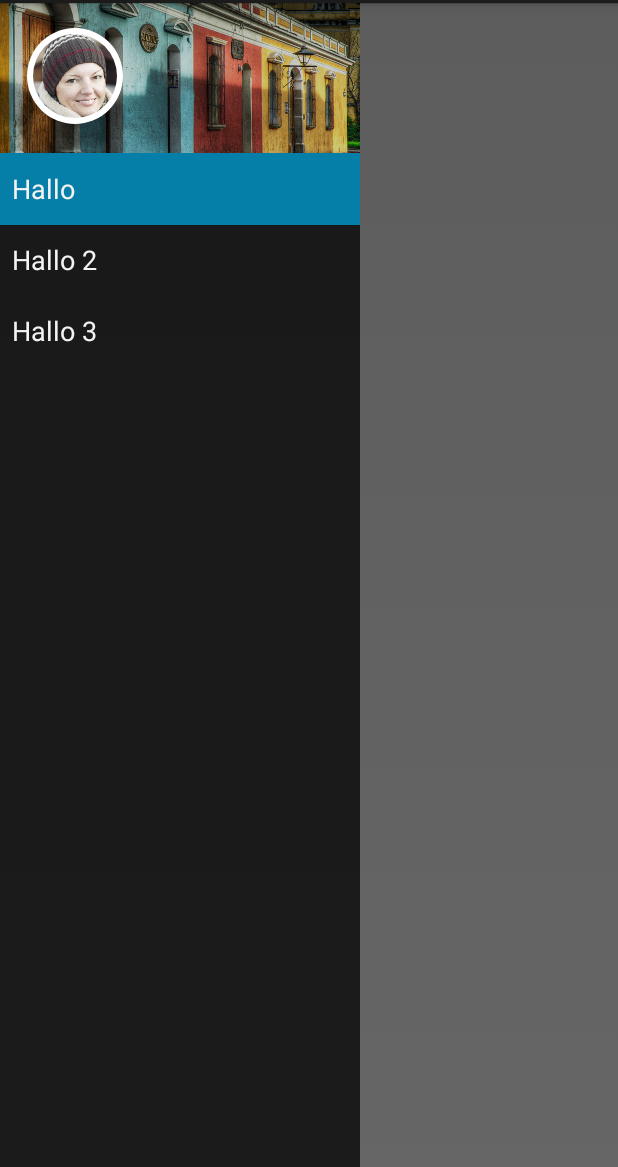
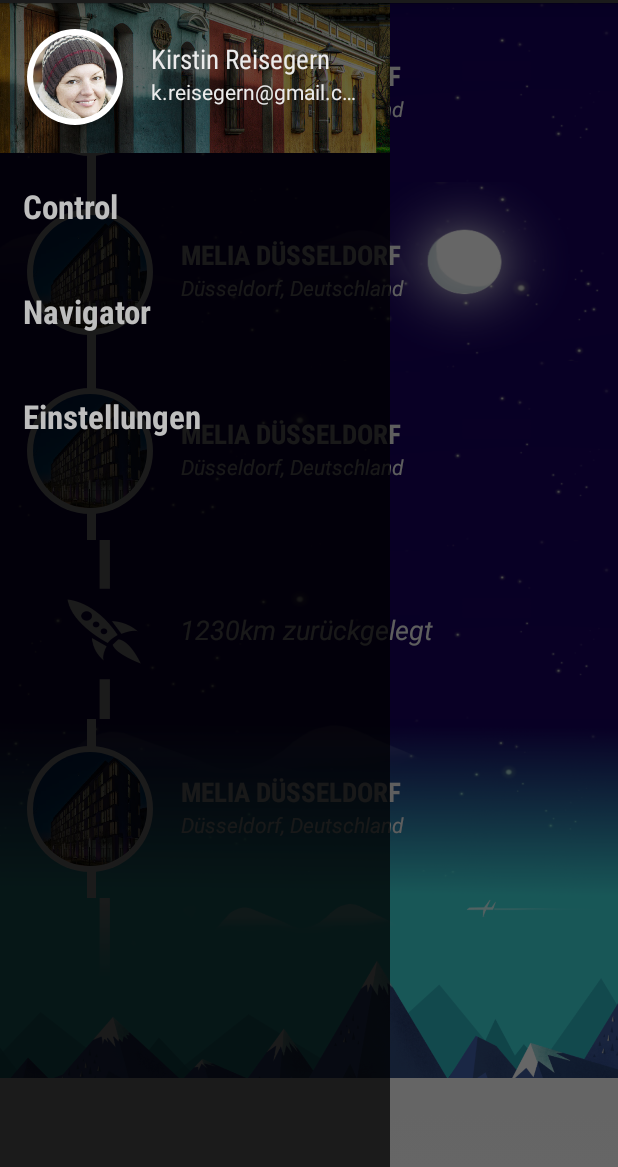
Before and after one commit to graetzer/fly2moon, an Android app: the screen it shows after launch (MainActivity), on a phone screen of 412 x 824 dp, the part 69-1236 px from its top. Run offline under Robolectric (Android 15) with nearby library versions, the light colour scheme and no system bars; our stand-ins replace CircleImageView; 2 statements that could not run were skipped.

Commit message:
NavDrawer MakeUp

```diff
--- a/App/MissionMoon/app/src/main/java/de/trivago/missionmoon/MainActivity.java
+++ b/App/MissionMoon/app/src/main/java/de/trivago/missionmoon/MainActivity.java
@@ -45,16 +45,17 @@
         FragmentManager fragmentManager = getFragmentManager();
 
         switch (position){
-            case 1:
+            case 0:
                 fragmentManager.beginTransaction()
                         .replace(R.id.container, MissionFragment.newInstance())
                         .commit();
                 break;
-            case 2:
+            case 1:
                 fragmentManager.beginTransaction()
                         .replace(R.id.container, CompassFragment.newInstance())
                         .commit();
                 break;
+
         }
     }
 }
--- a/App/MissionMoon/app/src/main/java/de/trivago/missionmoon/NavigationDrawerFragment.java
+++ b/App/MissionMoon/app/src/main/java/de/trivago/missionmoon/NavigationDrawerFragment.java
@@ -78,12 +78,12 @@
         });
         mDrawerListView.setAdapter(new ArrayAdapter<String>(
                 getActionBar().getThemedContext(),
-                android.R.layout.simple_list_item_activated_1,
-                android.R.id.text1,
+                R.layout.navdrawer_item,
+                R.id.textViewNavdrawerItem,
                 new String[]{
-                        "Hallo",
-                        "Hallo 2",
-                        "Hallo 3",
+                        "Control",
+                        "Navigator",
+                        "Einstellungen",
                 }));
         mDrawerListView.setItemChecked(mCurrentSelectedPosition, true);
         return frag;
--- a/App/MissionMoon/app/src/main/res/layout/activity_main.xml
+++ b/App/MissionMoon/app/src/main/res/layout/activity_main.xml
@@ -13,7 +13,7 @@
         android:layout_height="match_parent" />
 
     <fragment android:id="@+id/navigation_drawer"
-        android:layout_width="240dp"
+        android:layout_width="260dp"
         android:layout_height="match_parent"
         android:layout_gravity="start"
         android:name="de.trivago.missionmoon.NavigationDrawerFragment"
--- a/App/MissionMoon/app/src/main/res/layout/fragment_navigation_drawer.xml
+++ b/App/MissionMoon/app/src/main/res/layout/fragment_navigation_drawer.xml
@@ -12,15 +12,50 @@
             android:layout_width="match_parent"
             android:layout_height="match_parent"
             android:scaleType="centerCrop"
-            android:alpha="0.8"
+            android:alpha="0.4"
             android:src="@drawable/dummy_user_bg"/>
 
-        <de.trivago.missionmoon.CircleImageView
-            android:layout_width="70dp"
+        <LinearLayout
+            android:layout_width="match_parent"
             android:layout_height="70dp"
-            android:layout_marginLeft="15dp"
-            android:layout_centerVertical="true"
-            android:src="@drawable/dummy_user_icon"/>
+            android:orientation="horizontal"
+            android:layout_centerVertical="true">
+
+            <de.trivago.missionmoon.CircleImageView
+                android:layout_width="70dp"
+                android:layout_height="match_parent"
+                android:layout_marginLeft="15dp"
+                android:layout_centerVertical="true"
+                android:src="@drawable/dummy_user_icon"/>
+
+            <LinearLayout
+                android:layout_width="match_parent"
+                android:layout_height="match_parent"
+                android:orientation="vertical"
+                android:layout_margin="15dp">
+
+                <TextView
+                    android:layout_width="match_parent"
+                    android:layout_height="0dp"
+                    android:layout_weight="1"
+                    android:gravity="bottom"
+                    android:fontFamily="sans-serif-condensed"
+                    android:textColor="@color/text_color"
+                    android:textSize="18sp"
+                    android:text="Kirstin Reisegern"/>
+
+                <TextView
+                    android:layout_width="match_parent"
+                    android:layout_height="0dp"
+                    android:layout_weight="1"
+                    android:singleLine="true"
+                    android:ellipsize="end"
+                    android:textColor="@color/text_color"
+                    android:text="k.reisegern@gmail.com"/>
+
+            </LinearLayout>
+
+        </LinearLayout>
 
     </RelativeLayout>
 
--- /dev/null
+++ b/App/MissionMoon/app/src/main/res/layout/navdrawer_item.xml
@@ -0,0 +1,18 @@
+<?xml version="1.0" encoding="utf-8"?>
+
+<LinearLayout xmlns:android="http://schemas.android.com/apk/res/android"
+    android:orientation="vertical" android:layout_width="match_parent"
+    android:layout_height="match_parent">
+
+    <TextView
+        android:id="@+id/textViewNavdrawerItem"
+        android:layout_width="match_parent"
+        android:layout_height="match_parent"
+        android:fontFamily="sans-serif-condensed"
+        android:textStyle="bold"
+        android:textSize="22sp"
+        android:layout_marginTop="5dp"
+        android:layout_marginBottom="5dp"
+        android:padding="15dp"/>
+
+</LinearLayout>
```
Also changed, not shown: 1 other file.
